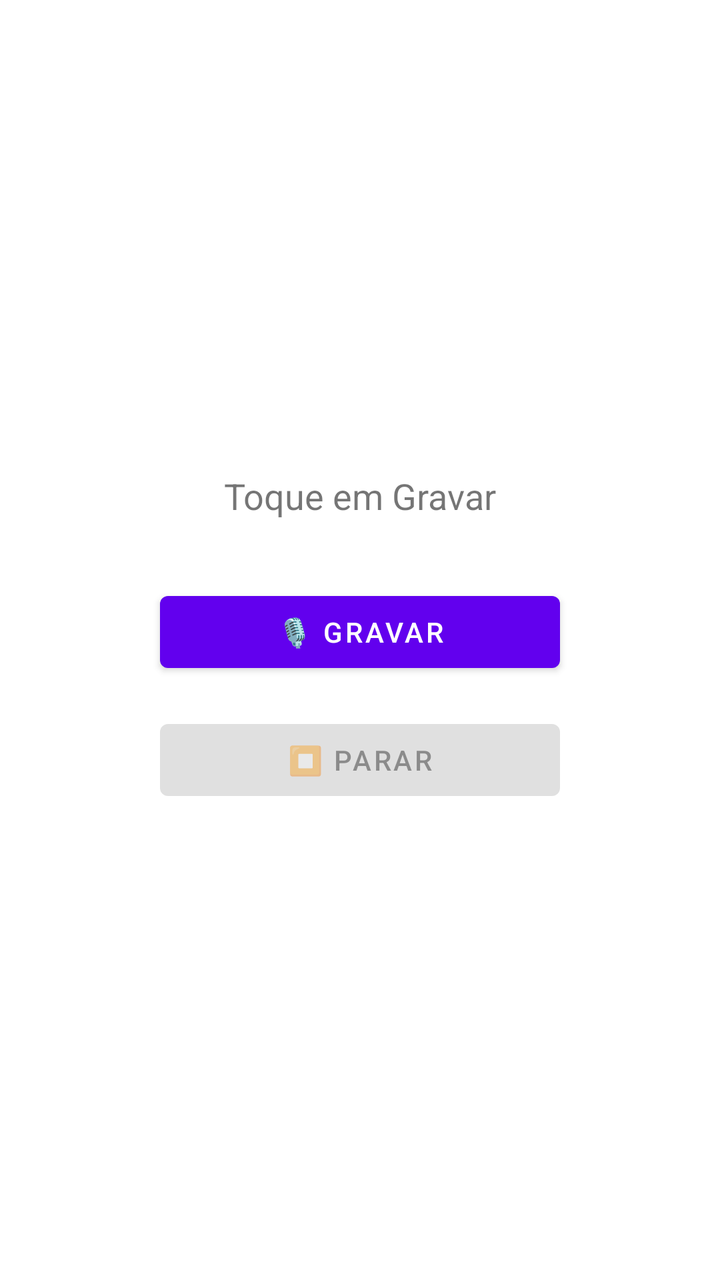
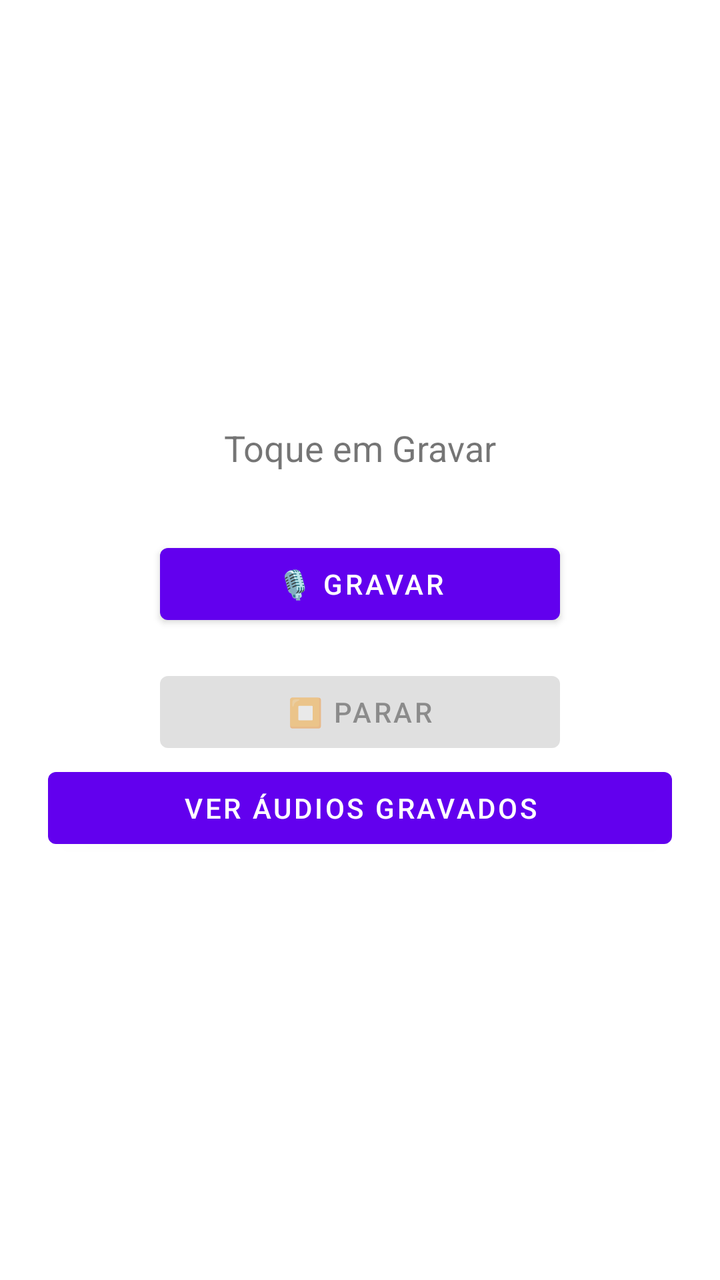

Screens rendered from an Android XML layout before and after an edit, with the pre-edit source and the edit as a unified diff.
<!-- AndroidManifest.xml: activity theme Theme.Fale -->
<!-- res/layout/activity_main.xml -->
<?xml version="1.0" encoding="utf-8"?>
<LinearLayout xmlns:android="http://schemas.android.com/apk/res/android"
    xmlns:tools="http://schemas.android.com/tools"
    android:orientation="vertical"
    android:padding="24dp"
    android:gravity="center"
    android:layout_width="match_parent"
    android:layout_height="match_parent"
    tools:context="androidTest.java.br.edu.ifrn.sc.info.MainActivity">

    <TextView
        android:id="@+id/tvStatus"
        android:text="Toque em Gravar"
        android:textSize="18sp"
        android:layout_marginBottom="32dp"
        android:layout_width="wrap_content"
        android:layout_height="wrap_content"/>

    <Button
        android:id="@+id/btnStart"
        android:text="🎙️ Gravar"
        android:layout_width="200dp"
        android:layout_height="wrap_content"/>

    <Button
        android:id="@+id/btnStop"
        android:text="⏹️ Parar"
        android:layout_marginTop="16dp"
        android:enabled="false"
        android:layout_width="200dp"
        android:layout_height="wrap_content"/>

    <ProgressBar
        android:id="@+id/progressUpload"
        android:layout_marginTop="32dp"
        android:visibility="gone"
        android:layout_width="wrap_content"
        android:layout_height="wrap_content"/>
</LinearLayout>
<!-- resources referenced by this layout -->
<resources>
  <style name="Theme.Fale" parent="Theme.MaterialComponents.DayNight.DarkActionBar">
          
          <item name="colorPrimary">@color/purple_500</item>
          <item name="colorPrimaryVariant">@color/purple_700</item>
          <item name="colorOnPrimary">@color/white</item>
          
          <item name="colorSecondary">@color/teal_200</item>
          <item name="colorSecondaryVariant">@color/teal_700</item>
          <item name="colorOnSecondary">@color/black</item>
          
          <item name="android:statusBarColor">?attr/colorPrimaryVariant</item>
          
      </style>
  <color name="purple_500">#FF6200EE</color>
  <color name="purple_700">#FF3700B3</color>
  <color name="white">#FFFFFFFF</color>
  <color name="teal_200">#FF03DAC5</color>
  <color name="teal_700">#FF018786</color>
  <color name="black">#FF000000</color>
</resources>

<!-- the commit's change to res/layout/activity_main.xml (unified diff, before → after) -->
@@ -30,6 +30,14 @@
         android:layout_width="200dp"
         android:layout_height="wrap_content"/>
 
+
+    <Button
+        android:id="@+id/btnList"
+        android:layout_width="match_parent"
+        android:layout_height="wrap_content"
+        android:text="Ver áudios gravados" />
+
+
     <ProgressBar
         android:id="@+id/progressUpload"
         android:layout_marginTop="32dp"
